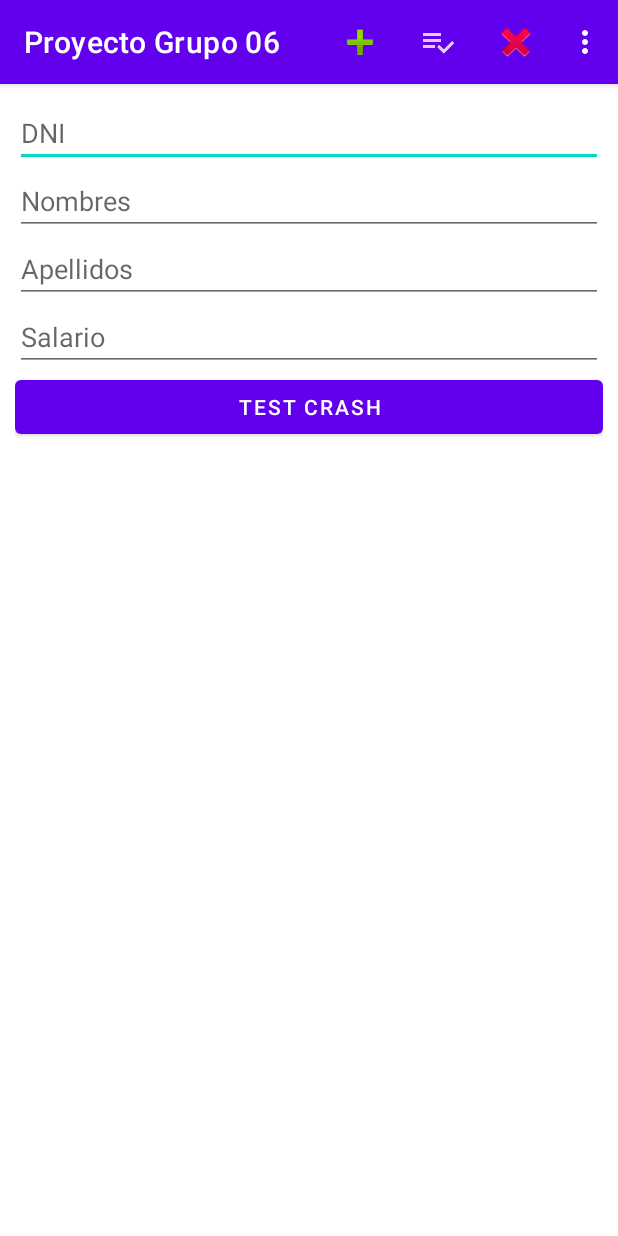
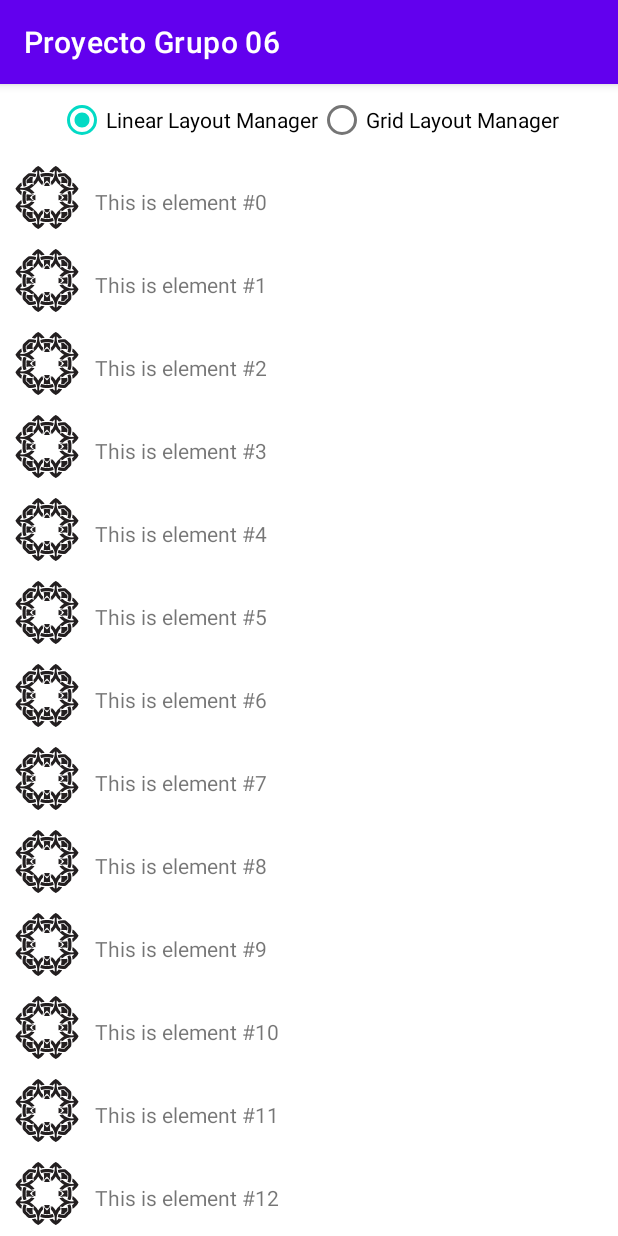
Before and after one commit to luise-phd/ProyectoAndroidGrupo06, an Android app: the screen it shows after launch (EmpleadoFirebaseActivity before the commit, RecyclerViewActivity after it), on a phone screen of 412 x 824 dp. Run offline under Robolectric (Android 15) with nearby library versions, the phone set to English and light mode, and no system bars.

Commit message:
RecyclerView, API de geolocalización

```diff
--- a/app/build.gradle
+++ b/app/build.gradle
@@ -30,6 +30,8 @@ android {
 }
 
 dependencies {
+    implementation 'com.google.android.gms:play-services-location:18.0.0'
+    implementation 'de.hdodenhof:circleimageview:3.1.0'
 
     implementation 'androidx.appcompat:appcompat:1.3.1'
     implementation 'com.google.android.material:material:1.4.0'
--- /dev/null
+++ b/app/src/main/java/com/ingluise/ProyectoAndroidGrupo06/CustomAdapter.java
@@ -0,0 +1,100 @@
+/*
+* Copyright (C) 2014 The Android Open Source Project
+*
+* Licensed under the Apache License, Version 2.0 (the "License");
+* you may not use this file except in compliance with the License.
+* You may obtain a copy of the License at
+*
+*      http://www.apache.org/licenses/LICENSE-2.0
+*
+* Unless required by applicable law or agreed to in writing, software
+* distributed under the License is distributed on an "AS IS" BASIS,
+* WITHOUT WARRANTIES OR CONDITIONS OF ANY KIND, either express or implied.
+* See the License for the specific language governing permissions and
+* limitations under the License.
+*/
+
+package com.ingluise.ProyectoAndroidGrupo06;
+
+import android.util.Log;
+import android.view.LayoutInflater;
+import android.view.View;
+import android.view.ViewGroup;
+import android.widget.ImageView;
+import android.widget.TextView;
+
+import androidx.recyclerview.widget.RecyclerView;
+
+/**
+ * Provide views to RecyclerView with data from mDataSet.
+ */
+public class CustomAdapter extends RecyclerView.Adapter<CustomAdapter.ViewHolder> {
+    private static final String TAG = "CustomAdapter";
+
+    private String[] mDataSet;
+
+    // Create new views (invoked by the layout manager)
+    @Override
+    public ViewHolder onCreateViewHolder(ViewGroup viewGroup, int viewType) {
+        // Create a new view.
+        View v = LayoutInflater.from(viewGroup.getContext())
+                .inflate(R.layout.row_item, viewGroup, false);
+
+        return new ViewHolder(v);
+    }
+
+    // Replace the contents of a view (invoked by the layout manager)
+    @Override
+    public void onBindViewHolder(ViewHolder viewHolder, final int position) {
+        Log.d(TAG, "Element " + position + " set.");
+
+        // Get element from your dataset at this position and replace the contents of the view
+        // with that element
+        viewHolder.getTextView().setText(mDataSet[position]);
+    }
+
+    // Return the size of your dataset (invoked by the layout manager)
+    @Override
+    public int getItemCount() {
+        return mDataSet.length;
+    }
+
+    /**
+     * Initialize the dataset of the Adapter.
+     *
+     * @param dataSet String[] containing the data to populate views to be used by RecyclerView.
+     */
+    public CustomAdapter(String[] dataSet) {
+        mDataSet = dataSet;
+    }
+
+    /**
+     * Provide a reference to the type of views that you are using (custom ViewHolder)
+     */
+    public static class ViewHolder extends RecyclerView.ViewHolder {
+        private final TextView textView;
+        private final ImageView imageView;
+
+        public ViewHolder(View v) {
+            super(v);
+            // Define click listener for the ViewHolder's View.
+            v.setOnClickListener(new View.OnClickListener() {
+                @Override
+                public void onClick(View v) {
+                    Log.d(TAG, "Element " + getAdapterPosition() + " clicked.");
+                }
+            });
+            textView = (TextView) v.findViewById(R.id.textView);
+            imageView = v.findViewById(R.id.imageView4);
+            imageView.setImageResource(R.drawable.ic_logo);
+        }
+
+        public TextView getTextView() {
+            return textView;
+        }
+
+        public ImageView getImageView() {
+            return imageView;
+        }
+    }
+}
--- /dev/null
+++ b/app/src/main/java/com/ingluise/ProyectoAndroidGrupo06/RecyclerViewActivity.java
@@ -0,0 +1,22 @@
+package com.ingluise.ProyectoAndroidGrupo06;
+
+import androidx.appcompat.app.AppCompatActivity;
+import androidx.fragment.app.FragmentTransaction;
+
+import android.os.Bundle;
+
+public class RecyclerViewActivity extends AppCompatActivity {
+
+    @Override
+    protected void onCreate(Bundle savedInstanceState) {
+        super.onCreate(savedInstanceState);
+        setContentView(R.layout.activity_recycler_view);
+
+        if (savedInstanceState == null) {
+            FragmentTransaction transaction = getSupportFragmentManager().beginTransaction();
+            RecyclerViewFragment fragment = new RecyclerViewFragment();
+            transaction.replace(R.id.sample_content_fragment, fragment);
+            transaction.commit();
+        }
+    }
+}
--- /dev/null
+++ b/app/src/main/java/com/ingluise/ProyectoAndroidGrupo06/RecyclerViewFragment.java
@@ -0,0 +1,148 @@
+/*
+* Copyright (C) 2014 The Android Open Source Project
+*
+* Licensed under the Apache License, Version 2.0 (the "License");
+* you may not use this file except in compliance with the License.
+* You may obtain a copy of the License at
+*
+*      http://www.apache.org/licenses/LICENSE-2.0
+*
+* Unless required by applicable law or agreed to in writing, software
+* distributed under the License is distributed on an "AS IS" BASIS,
+* WITHOUT WARRANTIES OR CONDITIONS OF ANY KIND, either express or implied.
+* See the License for the specific language governing permissions and
+* limitations under the License.
+*/
+
+package com.ingluise.ProyectoAndroidGrupo06;
+
+import android.os.Bundle;
+import android.view.LayoutInflater;
+import android.view.View;
+import android.view.ViewGroup;
+import android.widget.RadioButton;
+
+import androidx.fragment.app.Fragment;
+import androidx.recyclerview.widget.GridLayoutManager;
+import androidx.recyclerview.widget.LinearLayoutManager;
+import androidx.recyclerview.widget.RecyclerView;
+
+public class RecyclerViewFragment extends Fragment {
+    private static final String TAG = "RecyclerViewFragment";
+    private static final String KEY_LAYOUT_MANAGER = "layoutManager";
+    private static final int SPAN_COUNT = 2;
+    private static final int DATASET_COUNT = 100;
+
+    private enum LayoutManagerType {
+        GRID_LAYOUT_MANAGER,
+        LINEAR_LAYOUT_MANAGER
+    }
+
+    protected LayoutManagerType mCurrentLayoutManagerType;
+
+    protected RadioButton mLinearLayoutRadioButton;
+    protected RadioButton mGridLayoutRadioButton;
+
+    protected RecyclerView mRecyclerView;
+    protected CustomAdapter mAdapter;
+    protected RecyclerView.LayoutManager mLayoutManager;
+    protected String[] mDataset;
+
+    @Override
+    public void onCreate(Bundle savedInstanceState) {
+        super.onCreate(savedInstanceState);
+
+        // Initialize dataset, this data would usually come from
+        // a local content provider or remote server.
+        initDataset();
+    }
+
+    @Override
+    public View onCreateView(LayoutInflater inflater, ViewGroup container, Bundle savedInstanceState) {
+        View rootView = inflater.inflate(R.layout.recycler_view_frag, container, false);
+        rootView.setTag(TAG);
+
+        mRecyclerView = (RecyclerView) rootView.findViewById(R.id.recyclerView);
+
+        // LinearLayoutManager is used here, this will layout the elements in a similar fashion
+        // to the way ListView would layout elements. The RecyclerView.LayoutManager defines how
+        // elements are laid out.
+        mLayoutManager = new LinearLayoutManager(getActivity());
+
+        mCurrentLayoutManagerType = LayoutManagerType.LINEAR_LAYOUT_MANAGER;
+
+        if (savedInstanceState != null) {
+            // Restore saved layout manager type.
+            mCurrentLayoutManagerType = (LayoutManagerType) savedInstanceState
+                    .getSerializable(KEY_LAYOUT_MANAGER);
+        }
+        setRecyclerViewLayoutManager(mCurrentLayoutManagerType);
+
+        mAdapter = new CustomAdapter(mDataset);
+        // Set CustomAdapter as the adapter for RecyclerView.
+        mRecyclerView.setAdapter(mAdapter);
+
+        mLinearLayoutRadioButton = (RadioButton) rootView.findViewById(R.id.linear_layout_rb);
+        mLinearLayoutRadioButton.setOnClickListener(new View.OnClickListener() {
+            @Override
+            public void onClick(View v) {
+                setRecyclerViewLayoutManager(LayoutManagerType.LINEAR_LAYOUT_MANAGER);
+            }
+        });
+
+        mGridLayoutRadioButton = (RadioButton) rootView.findViewById(R.id.grid_layout_rb);
+        mGridLayoutRadioButton.setOnClickListener(new View.OnClickListener() {
+            @Override
+            public void onClick(View v) {
+                setRecyclerViewLayoutManager(LayoutManagerType.GRID_LAYOUT_MANAGER);
+            }
+        });
+
+        return rootView;
+    }
+
+    public void setRecyclerViewLayoutManager(LayoutManagerType layoutManagerType) {
+        int scrollPosition = 0;
+
+        // If a layout manager has already been set, get current scroll position.
+        if (mRecyclerView.getLayoutManager() != null) {
+            scrollPosition = ((LinearLayoutManager) mRecyclerView.getLayoutManager())
+                    .findFirstCompletelyVisibleItemPosition();
+        }
+
+        switch (layoutManagerType) {
+            case GRID_LAYOUT_MANAGER:
+                mLayoutManager = new GridLayoutManager(getActivity(), SPAN_COUNT);
+                mCurrentLayoutManagerType = LayoutManagerType.GRID_LAYOUT_MANAGER;
+                break;
+//            case LINEAR_LAYOUT_MANAGER:
+//                mLayoutManager = new LinearLayoutManager(getActivity());
+//                mCurrentLayoutManagerType = LayoutManagerType.LINEAR_LAYOUT_MANAGER;
+//                break;
+            default:
+                mLayoutManager = new LinearLayoutManager(getActivity());
+                mCurrentLayoutManagerType = LayoutManagerType.LINEAR_LAYOUT_MANAGER;
+        }
+
+        mRecyclerView.setLayoutManager(mLayoutManager);
+        mRecyclerView.scrollToPosition(scrollPosition);
+    }
+
+    @Override
+    public void onSaveInstanceState(Bundle savedInstanceState) {
+        // Save currently selected layout manager.
+        savedInstanceState.putSerializable(KEY_LAYOUT_MANAGER, mCurrentLayoutManagerType);
+        super.onSaveInstanceState(savedInstanceState);
+    }
+
+    /**
+     * Generates Strings for RecyclerView's adapter. This data would usually come
+     * from a local content provider or remote server.
+     */
+    private void initDataset() {
+        mDataset = new String[DATASET_COUNT];
+        for (int i = 0; i < DATASET_COUNT; i++) {
+            mDataset[i] = "This is element #" + i;
+        }
+    }
+}
--- /dev/null
+++ b/app/src/main/res/layout/activity_recycler_view.xml
@@ -0,0 +1,15 @@
+<?xml version="1.0" encoding="utf-8"?>
+<LinearLayout xmlns:android="http://schemas.android.com/apk/res/android"
+    xmlns:app="http://schemas.android.com/apk/res-auto"
+    xmlns:tools="http://schemas.android.com/tools"
+    android:layout_width="match_parent"
+    android:layout_height="match_parent"
+    android:orientation="vertical"
+    tools:context=".RecyclerViewActivity">
+
+    <FrameLayout
+        android:id="@+id/sample_content_fragment"
+        android:layout_width="match_parent"
+        android:layout_height="match_parent"
+        android:layout_weight="2" />
+</LinearLayout>
--- /dev/null
+++ b/app/src/main/res/layout/recycler_view_frag.xml
@@ -0,0 +1,44 @@
+<?xml version="1.0" encoding="UTF-8"?>
+<!--
+ Copyright 2014 The Android Open Source Project
+
+ Licensed under the Apache License, Version 2.0 (the "License");
+ you may not use this file except in compliance with the License.
+ You may obtain a copy of the License at
+
+     http://www.apache.org/licenses/LICENSE-2.0
+
+ Unless required by applicable law or agreed to in writing, software
+ distributed under the License is distributed on an "AS IS" BASIS,
+ WITHOUT WARRANTIES OR CONDITIONS OF ANY KIND, either express or implied.
+ See the License for the specific language governing permissions and
+ limitations under the License.
+-->
+
+<LinearLayout xmlns:android="http://schemas.android.com/apk/res/android"
+    android:layout_width="match_parent"
+    android:layout_height="match_parent"
+    android:orientation="vertical">
+
+    <RadioGroup
+        android:layout_width="match_parent"
+        android:layout_height="wrap_content"
+        android:gravity="center_horizontal"
+        android:orientation="horizontal"
+        android:checkedButton="@+id/linear_layout_rb">
+
+        <RadioButton android:id="@+id/linear_layout_rb"
+            android:layout_width="wrap_content"
+            android:layout_height="wrap_content"
+            android:text="@string/linear_layout_manager"/>
+        <RadioButton android:id="@+id/grid_layout_rb"
+            android:layout_width="wrap_content"
+            android:layout_height="wrap_content"
+            android:text="@string/grid_layout_manager"/>
+    </RadioGroup>
+
+    <androidx.recyclerview.widget.RecyclerView
+        android:id="@+id/recyclerView"
+        android:layout_width="match_parent"
+        android:layout_height="match_parent"/>
+</LinearLayout>
--- /dev/null
+++ b/app/src/main/res/layout/row_item.xml
@@ -0,0 +1,47 @@
+<?xml version="1.0" encoding="utf-8"?>
+<!--
+ Copyright 2014 The Android Open Source Project
+
+ Licensed under the Apache License, Version 2.0 (the "License");
+ you may not use this file except in compliance with the License.
+ You may obtain a copy of the License at
+
+     http://www.apache.org/licenses/LICENSE-2.0
+
+ Unless required by applicable law or agreed to in writing, software
+ distributed under the License is distributed on an "AS IS" BASIS,
+ WITHOUT WARRANTIES OR CONDITIONS OF ANY KIND, either express or implied.
+ See the License for the specific language governing permissions and
+ limitations under the License.
+-->
+
+<FrameLayout xmlns:android="http://schemas.android.com/apk/res/android"
+    xmlns:app="http://schemas.android.com/apk/res-auto"
+    xmlns:tools="http://schemas.android.com/tools"
+    android:layout_width="match_parent"
+    android:layout_height="wrap_content"
+    android:layout_marginLeft="@dimen/margin_medium"
+    android:layout_marginTop="5dp"
+    android:layout_marginRight="@dimen/margin_medium"
+    android:gravity="center_vertical">
+
+    <TableRow
+        android:layout_width="match_parent"
+        android:layout_height="match_parent"
+        android:gravity="center_vertical">
+
+        <ImageView
+            android:id="@+id/imageView4"
+            android:layout_width="50dp"
+            android:layout_height="50dp"
+            android:layout_marginRight="5dp" />
+<!--            app:srcCompat="@drawable/avatar" />-->
+
+        <TextView
+            android:id="@+id/textView"
+            android:layout_width="match_parent"
+            android:layout_height="wrap_content"
+            tools:text="@string/element_text" />
+    </TableRow>
+
+</FrameLayout>
--- a/app/src/main/res/menu/menu_main.xml
+++ b/app/src/main/res/menu/menu_main.xml
@@ -9,7 +9,7 @@
         app:showAsAction="always" />
     <item
         android:id="@+id/mnu_horizontal_scrollview"
-        android:icon="@drawable/ic__logo"
+        android:icon="@drawable/ic_logo"
         android:title="@string/horizontal_scrollview"
         app:showAsAction="always" />
     <item
--- a/app/src/main/res/values/dimens.xml
+++ b/app/src/main/res/values/dimens.xml
@@ -2,4 +2,6 @@
 <resources>
     <dimen name="texto_14">14sp</dimen>
     <dimen name="texto_16">16sp</dimen>
+    <dimen name="activity_vertical_margin">10sp</dimen>
+    <dimen name="margin_medium">8dp</dimen>
 </resources>
--- a/app/src/main/res/values/strings.xml
+++ b/app/src/main/res/values/strings.xml
@@ -8,4 +8,10 @@
     <string name="contrase_a">Contraseña</string>
     <string name="iniciar_sesion">Iniciar sesión</string>
     <string name="scrollview">ScrollView</string>
+    <string name="longitude_label">Longitud</string>
+    <string name="activity_label">Actividad</string>
+    <string name="latitude_label">Latitud</string>
+    <string name="linear_layout_manager">Linear Layout Manager</string>
+    <string name="grid_layout_manager">Grid Layout Manager</string>
+    <string name="element_text">Elemento</string>
 </resources>
```
Also changed, not shown: app/src/main/AndroidManifest.xml (+8 -1 lines), app/src/main/java/com/ingluise/ProyectoAndroidGrupo06/LocationActivity.java (added, +166 -0 lines), app/src/main/res/layout/activity_location.xml (added, +101 -0 lines), app/src/main/res/drawable-v24/ic_interrogation.png (added), app/src/main/res/drawable/ic_logo.xml (renamed from app/src/main/res/drawable/ic__logo.xml).
